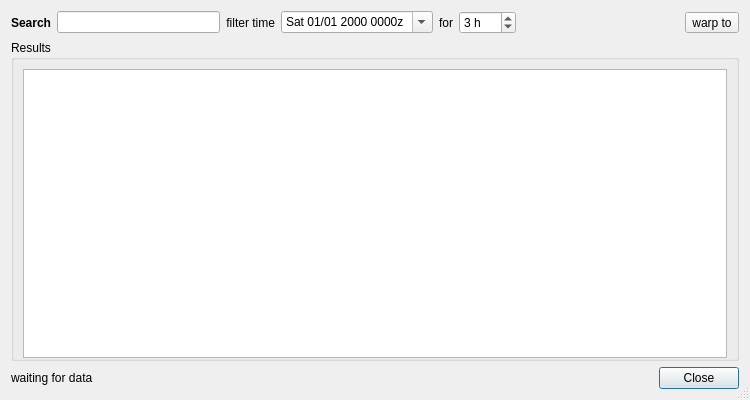
Above: src/BookedAtcDialog.ui from qutescoop/qutescoop before the change. Below: the same form after it.
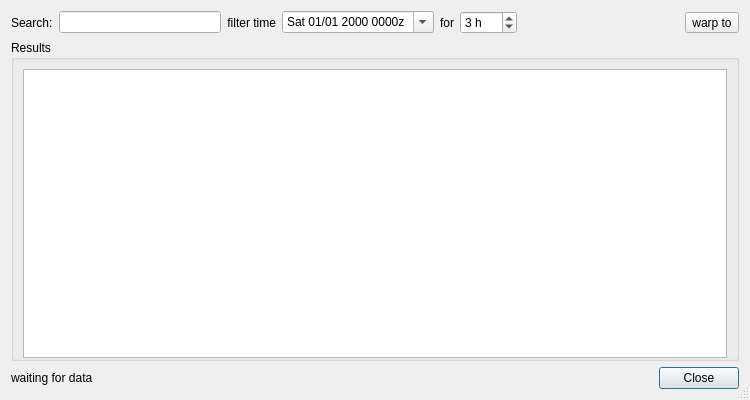
That is the form after the change. Icons and pictures are not drawn.

```diff
--- a/src/BookedAtcDialog.ui
+++ b/src/BookedAtcDialog.ui
@@ -32,13 +32,8 @@
      </item>
      <item row="0" column="0">
       <widget class="QLabel" name="label">
-       <property name="font">
-        <font>
-         <bold>true</bold>
-        </font>
-       </property>
        <property name="text">
-        <string>Search</string>
+        <string>Search:</string>
        </property>
        <property name="buddy">
         <cstring>editFilter</cstring>
```
Left out of the diff: 5 changed lines with no effect on the pictures.
